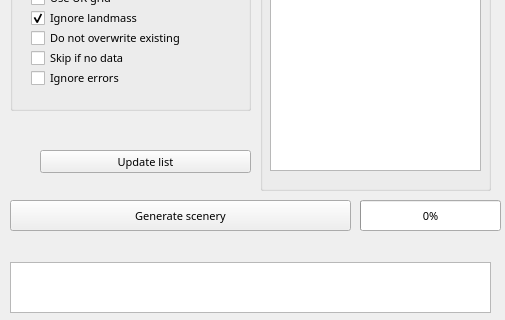
Old version of the form mainwindow.ui in the repository jasin/TerraGearGUI-QT5; both pictures show x 0 to 505 and y 280 to 600 of the 505 by 600 pixel window.
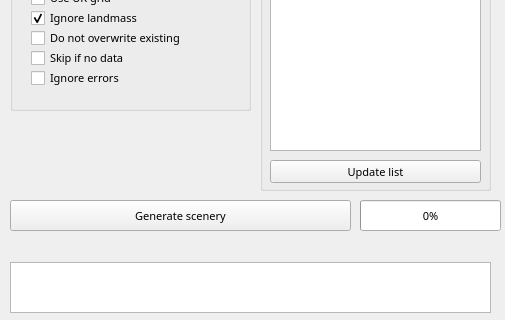
New version of the form. The open tabs and pages were chosen to show the change.

Commit message: Autofill shapefiles and terraintypes lists.

```diff
--- a/mainwindow.ui
+++ b/mainwindow.ui
@@ -2573,13 +2573,26 @@
          <x>10</x>
          <y>90</y>
          <width>211</width>
-         <height>301</height>
+         <height>281</height>
         </rect>
        </property>
        <property name="selectionMode">
         <enum>QAbstractItemView::MultiSelection</enum>
        </property>
       </widget>
+      <widget class="QPushButton" name="pushButton_15">
+       <property name="geometry">
+        <rect>
+         <x>10</x>
+         <y>380</y>
+         <width>211</width>
+         <height>23</height>
+        </rect>
+       </property>
+       <property name="text">
+        <string>Update list</string>
+       </property>
+      </widget>
      </widget>
      <widget class="QLabel" name="label_54">
       <property name="geometry">
@@ -2858,19 +2871,6 @@
        <bool>false</bool>
       </property>
      </widget>
-     <widget class="QPushButton" name="pushButton_15">
-      <property name="geometry">
-       <rect>
-        <x>40</x>
-        <y>380</y>
-        <width>211</width>
-        <height>23</height>
-       </rect>
-      </property>
-      <property name="text">
-       <string>Update list</string>
-      </property>
-     </widget>
     </widget>
    </widget>
    <widget class="QTextBrowser" name="textBrowser">
```
Left out of the diff: 4 changed lines with no effect on the pictures. The commit also changes 2 other files.
